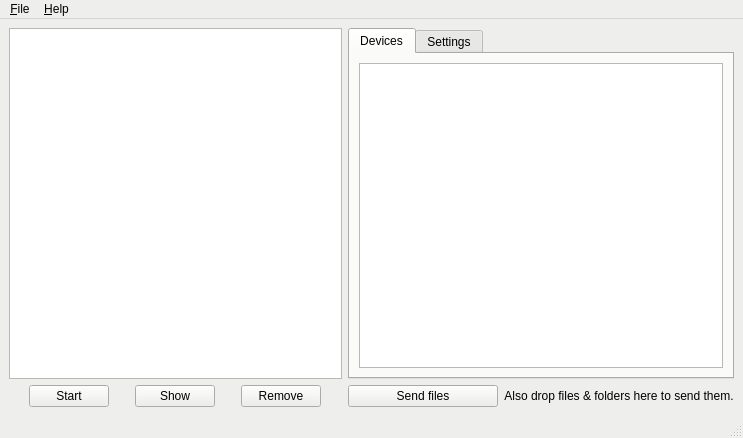
First picture: the form in src/ui/MainWindow.ui, repository trebleshot/desktop, before the edit.
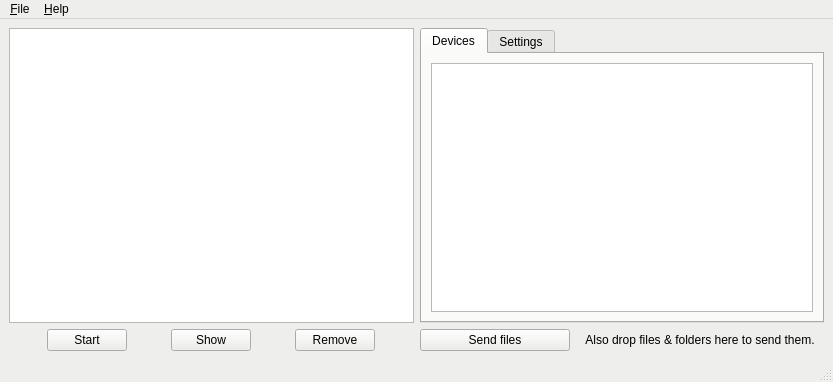
Second picture: the form after the edit.

```diff
--- a/src/ui/MainWindow.ui
+++ b/src/ui/MainWindow.ui
@@ -6,8 +6,8 @@
    <rect>
     <x>0</x>
     <y>0</y>
-    <width>743</width>
-    <height>438</height>
+    <width>833</width>
+    <height>382</height>
    </rect>
   </property>
   <property name="sizePolicy">
@@ -674,7 +674,7 @@
     <rect>
      <x>0</x>
      <y>0</y>
-     <width>743</width>
+     <width>833</width>
      <height>21</height>
     </rect>
    </property>
```
